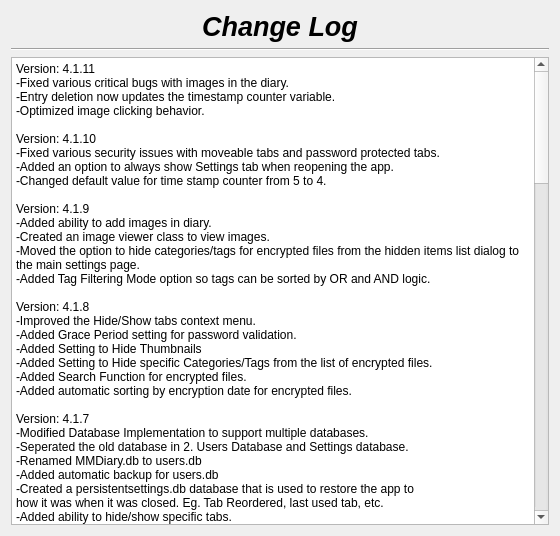
Old version of the form changelog.ui in the repository therealMaPMaKeR/MMDiary.
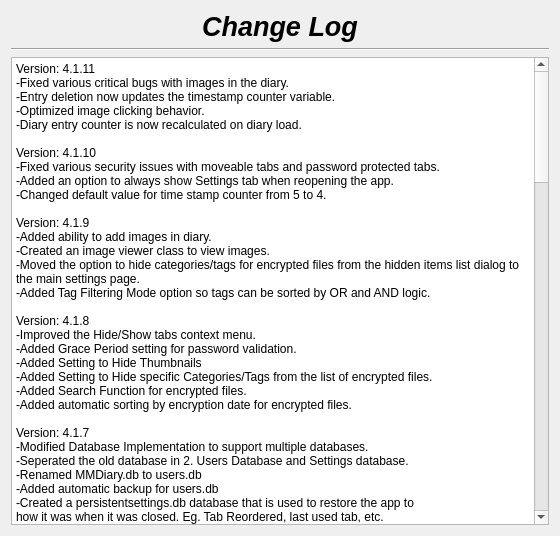
New version of the form.

Commit message: LoadDiary() update - recalc entry counter on load

```diff
--- a/changelog.ui
+++ b/changelog.ui
@@ -57,7 +57,8 @@
 &lt;/style&gt;&lt;/head&gt;&lt;body style=&quot; font-family:'Segoe UI'; font-size:9pt; font-weight:400; font-style:normal;&quot;&gt;
 &lt;p style=&quot; margin-top:0px; margin-bottom:0px; margin-left:0px; margin-right:0px; -qt-block-indent:0; text-indent:0px;&quot;&gt;Version: 4.1.11&lt;br /&gt;-Fixed various critical bugs with images in the diary.&lt;/p&gt;
 &lt;p style=&quot; margin-top:0px; margin-bottom:0px; margin-left:0px; margin-right:0px; -qt-block-indent:0; text-indent:0px;&quot;&gt;-Entry deletion now updates the timestamp counter variable.&lt;/p&gt;
-&lt;p style=&quot; margin-top:0px; margin-bottom:0px; margin-left:0px; margin-right:0px; -qt-block-indent:0; text-indent:0px;&quot;&gt;-Optimized image clicking behavior.&lt;br /&gt;&lt;br /&gt;Version: 4.1.10&lt;br /&gt;-Fixed various security issues with moveable tabs and password protected tabs.&lt;/p&gt;
+&lt;p style=&quot; margin-top:0px; margin-bottom:0px; margin-left:0px; margin-right:0px; -qt-block-indent:0; text-indent:0px;&quot;&gt;-Optimized image clicking behavior.&lt;/p&gt;
+&lt;p style=&quot; margin-top:0px; margin-bottom:0px; margin-left:0px; margin-right:0px; -qt-block-indent:0; text-indent:0px;&quot;&gt;-Diary entry counter is now recalculated on diary load.&lt;br /&gt;&lt;br /&gt;Version: 4.1.10&lt;br /&gt;-Fixed various security issues with moveable tabs and password protected tabs.&lt;/p&gt;
 &lt;p style=&quot; margin-top:0px; margin-bottom:0px; margin-left:0px; margin-right:0px; -qt-block-indent:0; text-indent:0px;&quot;&gt;-Added an option to always show Settings tab when reopening the app.&lt;/p&gt;
 &lt;p style=&quot; margin-top:0px; margin-bottom:0px; margin-left:0px; margin-right:0px; -qt-block-indent:0; text-indent:0px;&quot;&gt;-Changed default value for time stamp counter from 5 to 4.&lt;br /&gt;&lt;/p&gt;
 &lt;p style=&quot; margin-top:0px; margin-bottom:0px; margin-left:0px; margin-right:0px; -qt-block-indent:0; text-indent:0px;&quot;&gt;Version: 4.1.9&lt;/p&gt;
```
The commit also changes 1 other file.
